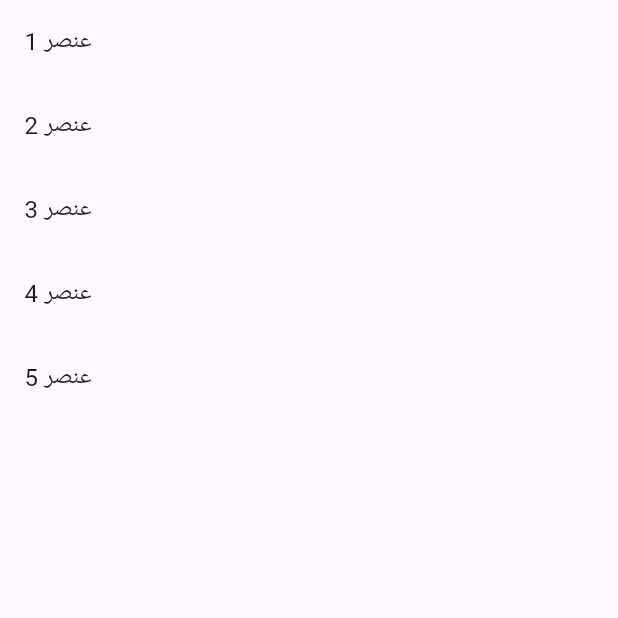
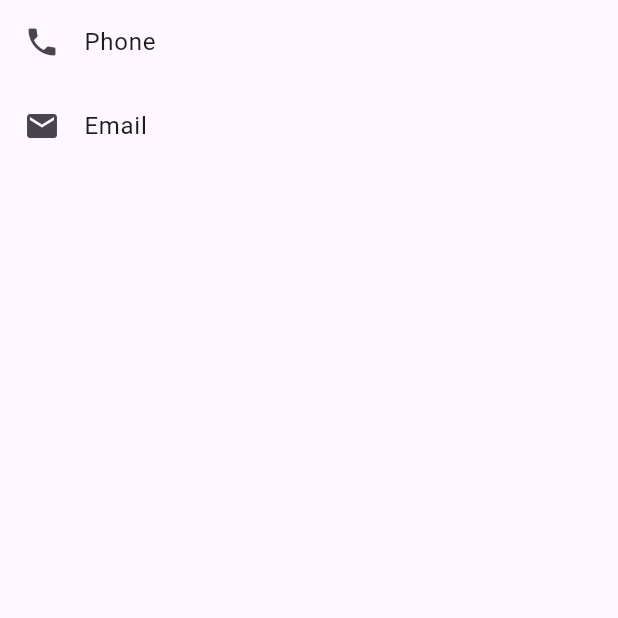
Before and after one commit to mohanad-77/flutter_task, a Flutter app: the searchPage screen opened directly, on a phone screen of 412 x 824 dp, the top half of it. Run offline on Flutter 3.47's test engine with Material 3 defaults, Android fonts, the phone set to English and light mode, and no system bars.

```diff
--- a/lib/task4/searchPage.dart
+++ b/lib/task4/searchPage.dart
@@ -15,13 +15,17 @@ class searchPage extends StatelessWidget {
 
     return Scaffold(
       body:
-
       ListView(
-        children: items.map((item) {
-          return ListTile(
-            title: Text(item),
-          );
-        }).toList(),
+        children: [
+          ListTile(
+            leading: Icon(Icons.phone),
+            title: Text('Phone'),
+          ),
+          ListTile(
+            leading: Icon(Icons.email),
+            title: Text('Email'),
+          )
+        ],
       ),
 
     );
```
